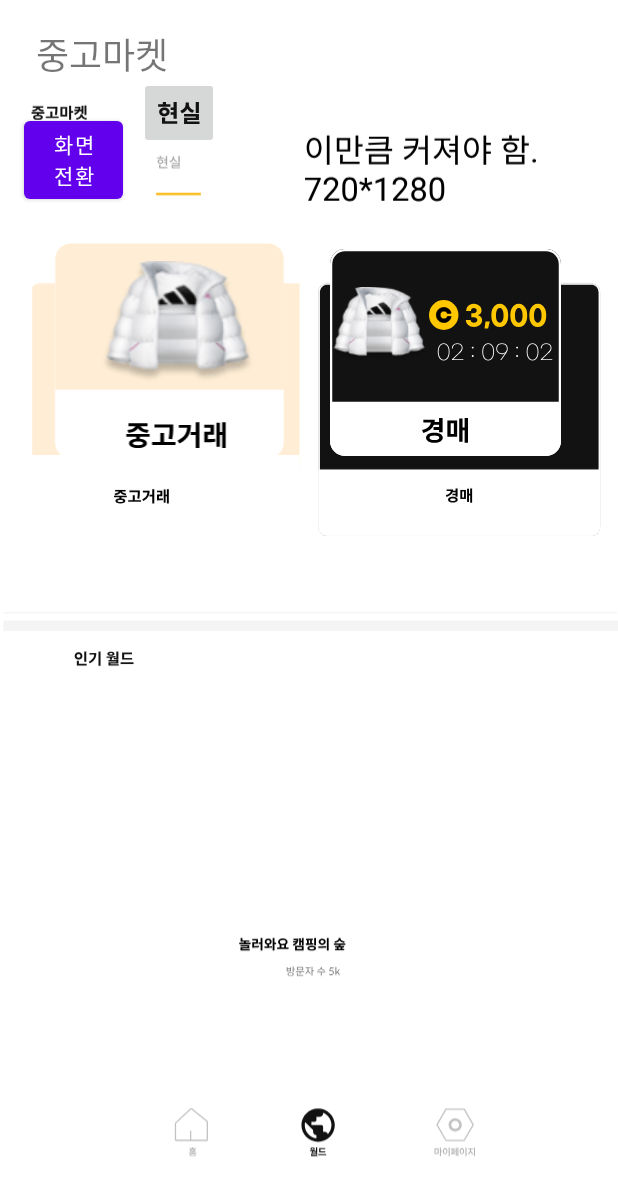
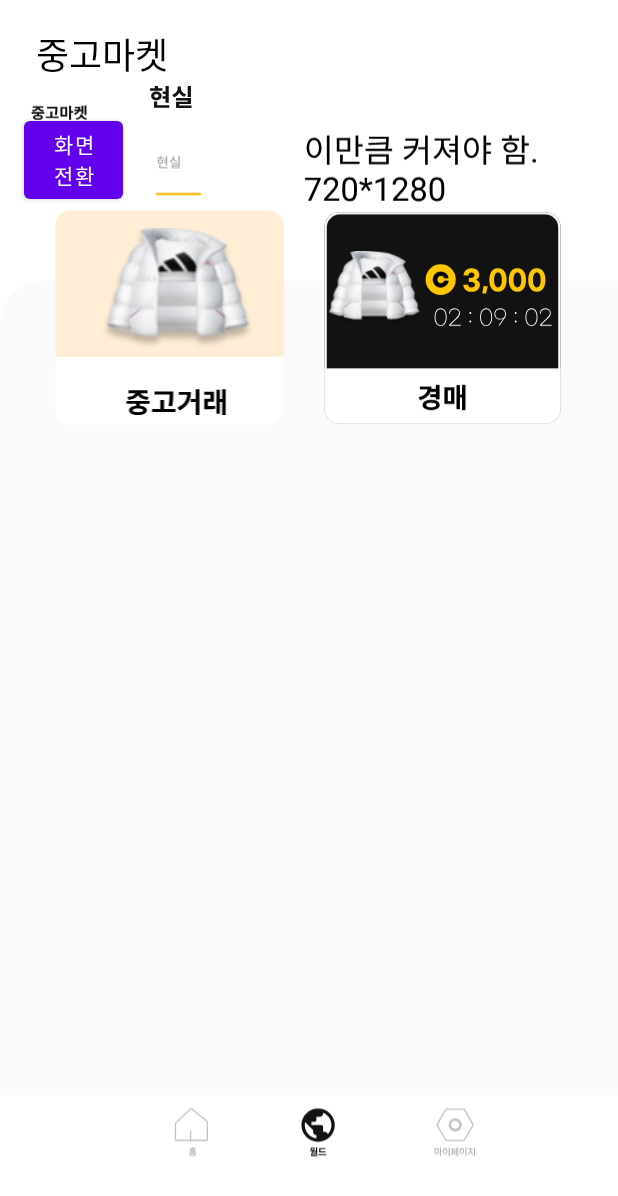
Before and after one commit to junseok0304/mainsan, an Android app: the screen it shows after launch (MainActivity), on a phone screen of 412 x 824 dp. Shown: the top 1196 px of the screen. Run offline under Robolectric (Android 15) with nearby library versions, the phone set to English and light mode, and no system bars.

Commit message:
테마 수정, 기본 폰트(gmarketbold) 설정 그래이들 디프리케이팅 롤백

```diff
--- a/app/build.gradle
+++ b/app/build.gradle
@@ -5,10 +5,6 @@
 }
 
 android {
-
-    viewBinding {
-        enabled = true
-    }
 
     compileSdk 31
 
--- /dev/null
+++ b/app/src/main/java/com/mintcho/wwmarket2/StatusBarLayout.kt
@@ -0,0 +1,34 @@
+package com.mintcho.wwmarket2
+
+import android.app.Activity
+import android.content.Context
+import android.util.AttributeSet
+import android.view.View
+import androidx.core.view.WindowInsetsCompat
+import androidx.core.view.WindowInsetsControllerCompat
+
+
+class StatusBarLayout @JvmOverloads constructor(
+    context: Context,
+    attrs: AttributeSet? = null,
+    defStyleAttr: Int = 0
+) : View(context, attrs, defStyleAttr) {
+    private var barHeight: Int = 0
+
+    init {
+        setOnApplyWindowInsetsListener { _, insets ->
+            val statusBarInsets = WindowInsetsCompat.toWindowInsetsCompat(insets)
+                .getInsets(WindowInsetsCompat.Type.statusBars())
+            barHeight = statusBarInsets.top
+            requestLayout()
+            insets // TODO
+        }
+    }
+
+    override fun onMeasure(widthMeasureSpec: Int, heightMeasureSpec: Int) {
+        setMeasuredDimension(
+            MeasureSpec.makeMeasureSpec(MeasureSpec.getSize(widthMeasureSpec), MeasureSpec.EXACTLY),
+            MeasureSpec.makeMeasureSpec(barHeight, MeasureSpec.EXACTLY)
+        )
+    }
+}
--- a/app/src/main/res/layout/activity_main.xml
+++ b/app/src/main/res/layout/activity_main.xml
@@ -6,8 +6,14 @@
     android:layout_height="match_parent"
     android:background="@color/white"
     android:gravity="center"
-    tools:context=".MainActivity">  <!--.MainActivity java디렉토리의 액티비티와 대응되도록 변경할것  -->
+    tools:context=".MainActivity"
+    android:fitsSystemWindows="true">  <!--.MainActivity java디렉토리의 액티비티와 대응되도록 변경할것  -->
 
+    <com.mintcho.wwmarket2.StatusBarLayout
+        android:layout_width="match_parent"
+        android:layout_height="wrap_content"
+        app:layout_constraintTop_toTopOf="parent"
+        android:background="@color/backgroundyellow" />
 
     <ImageView
         android:id="@+id/backgrounds1280ver"
@@ -21,16 +27,23 @@
 
 
     <ImageView
+        android:id="@+id/화면체크용배경"
+        android:layout_width="438dp"
+        android:layout_height="917dp"
+        app:layout_constraintStart_toStartOf="parent"
+        app:layout_constraintTop_toTopOf="parent"
+        app:srcCompat="@drawable/ic_whiteractangle" />
+
+
+    <ImageView
         android:id="@+id/imageView"
         android:layout_width="180dp"
         android:layout_height="172dp"
         android:layout_marginStart="19dp"
-        app:layout_constraintBottom_toBottomOf="parent"
         app:layout_constraintEnd_toEndOf="parent"
         app:layout_constraintHorizontal_bias="0.0"
         app:layout_constraintStart_toStartOf="parent"
-        app:layout_constraintTop_toTopOf="parent"
-        app:layout_constraintVertical_bias="0.233"
+        app:layout_constraintTop_toTopOf="@id/guide_line_1"
         app:srcCompat="@drawable/ic_jounggo" />
 
     <ImageView
@@ -47,15 +60,13 @@
 
     <ImageView
         android:id="@+id/imageView5"
-        android:layout_width="wrap_content"
-        android:layout_height="wrap_content"
+        android:layout_width="186dp"
+        android:layout_height="172dp"
         android:layout_marginEnd="24dp"
-        app:layout_constraintBottom_toBottomOf="parent"
         app:layout_constraintEnd_toEndOf="parent"
         app:layout_constraintHorizontal_bias="1.0"
         app:layout_constraintStart_toStartOf="parent"
-        app:layout_constraintTop_toTopOf="parent"
-        app:layout_constraintVertical_bias="0.237"
+        app:layout_constraintTop_toTopOf="@id/guide_line_1"
         app:srcCompat="@drawable/ic_offers3000" />
 
     <ImageView
@@ -70,12 +81,31 @@
         app:layout_constraintVertical_bias="0.288"
         app:srcCompat="@drawable/closet1" />
 
+    <androidx.constraintlayout.widget.Guideline
+        android:id="@+id/guide_line_1"
+        android:layout_width="match_parent"
+        android:layout_height="wrap_content"
+        android:orientation="horizontal"
+        app:layout_constraintGuide_begin="130dp"
+        app:layout_constraintStart_toEndOf="parent"
+        app:layout_constraintStart_toStartOf="parent" />
+
+    <androidx.constraintlayout.widget.Guideline
+        android:id="@+id/guide_line_2"
+        android:layout_width="match_parent"
+        android:layout_height="wrap_content"
+        android:orientation="vertical"
+        app:layout_constraintGuide_end="209dp"
+        app:layout_constraintStart_toEndOf="parent"
+        app:layout_constraintStart_toStartOf="@id/guide_line_1" />
+
     <TextView
         android:id="@+id/textView"
         android:layout_width="wrap_content"
         android:layout_height="wrap_content"
-        android:fontFamily=""
         android:text="중고마켓"
+        android:fontFamily="@font/gmarketbold"
+        android:textColor="@color/black"
         android:textSize="24dp"
         app:layout_constraintBottom_toBottomOf="parent"
         app:layout_constraintEnd_toEndOf="parent"
@@ -89,6 +119,7 @@
         android:layout_width="66dp"
         android:layout_height="64dp"
         android:text="화면전환"
+        android:background="@null"
         app:layout_constraintBottom_toBottomOf="parent"
         app:layout_constraintEnd_toEndOf="parent"
         app:layout_constraintHorizontal_bias="0.046"
@@ -101,6 +132,7 @@
         android:layout_width="wrap_content"
         android:layout_height="wrap_content"
         android:minHeight="48dp"
+        android:background="@null"
         app:layout_constraintBottom_toTopOf="@+id/imageView"
         app:layout_constraintEnd_toEndOf="parent"
         app:layout_constraintHorizontal_bias="0.259"
--- a/app/src/main/res/layout/activity_market1.xml
+++ b/app/src/main/res/layout/activity_market1.xml
@@ -59,7 +59,9 @@
         android:id="@+id/textView2"
         android:layout_width="wrap_content"
         android:layout_height="wrap_content"
-        android:text="TextView"
+        android:text="어서오세요"
+        android:textColor="@color/black"
+        android:textSize="36dp"
         app:layout_constraintBottom_toBottomOf="parent"
         app:layout_constraintEnd_toEndOf="parent"
         app:layout_constraintHorizontal_bias="0.101"
@@ -71,7 +73,11 @@
         android:id="@+id/textView3"
         android:layout_width="wrap_content"
         android:layout_height="wrap_content"
-        android:text="TextView"
+        android:text="영은님!"
+        android:textStyle="bold"
+        android:textSize="38dp"
+        android:fontFamily="@font/gmarketbold"
+        android:textColor="@color/black"
         app:layout_constraintBottom_toTopOf="@+id/imageView3"
         app:layout_constraintEnd_toEndOf="parent"
         app:layout_constraintHorizontal_bias="0.101"
@@ -107,6 +113,7 @@
         android:id="@+id/backbutton"
         android:layout_width="51dp"
         android:layout_height="48dp"
+        android:background="@null"
         app:layout_constraintBottom_toBottomOf="parent"
         app:layout_constraintEnd_toStartOf="@+id/imageView6"
         app:layout_constraintHorizontal_bias="0.059"
@@ -120,6 +127,7 @@
         android:id="@+id/chatbutton"
         android:layout_width="50dp"
         android:layout_height="48dp"
+        android:background="@null"
         app:layout_constraintBottom_toBottomOf="parent"
         app:layout_constraintEnd_toEndOf="parent"
         app:layout_constraintHorizontal_bias="0.725"
--- a/app/src/main/res/values-night/themes.xml
+++ b/app/src/main/res/values-night/themes.xml
@@ -12,5 +12,17 @@
         <!-- Status bar color. -->
         <item name="android:statusBarColor" tools:targetApi="l">?attr/colorPrimaryVariant</item>
         <!-- Customize your theme here. -->
+
+        <item name="android:textViewStyle">@style/DefaultTextViewStyle</item>
+        <item name="android:buttonStyle">@style/DefaultButtonStyle</item>
+        <item name="android:windowDrawsSystemBarBackgrounds">true</item>
+    </style>
+
+    <style name="DefaultTextViewStyle" parent="android:Widget.TextView">
+        <item name="android:fontFamily">gmarketbold</item>
+    </style>
+
+    <style name="DefaultButtonStyle" parent="android:Widget.Holo.Button">
+        <item name="android:fontFamily">gmarketbold</item>
     </style>
 </resources>
--- a/app/src/main/res/values/themes.xml
+++ b/app/src/main/res/values/themes.xml
@@ -12,5 +12,18 @@
         <!-- Status bar color. -->
         <item name="android:statusBarColor" tools:targetApi="l">?attr/colorPrimaryVariant</item>
         <!-- Customize your theme here. -->
+
+        <item name="android:textViewStyle">@style/DefaultTextViewStyle</item>
+        <item name="android:buttonStyle">@style/DefaultButtonStyle</item>
+        <item name="android:windowDrawsSystemBarBackgrounds">true</item>
+        <item name="android:windowTranslucentStatus">false</item>
+    </style>
+
+    <style name="DefaultTextViewStyle" parent="android:Widget.TextView">
+        <item name="android:fontFamily">gmarketbold</item>
+    </style>
+
+    <style name="DefaultButtonStyle" parent="android:Widget.Holo.Button">
+        <item name="android:fontFamily">gmarketbold</item>
     </style>
 </resources>
```
